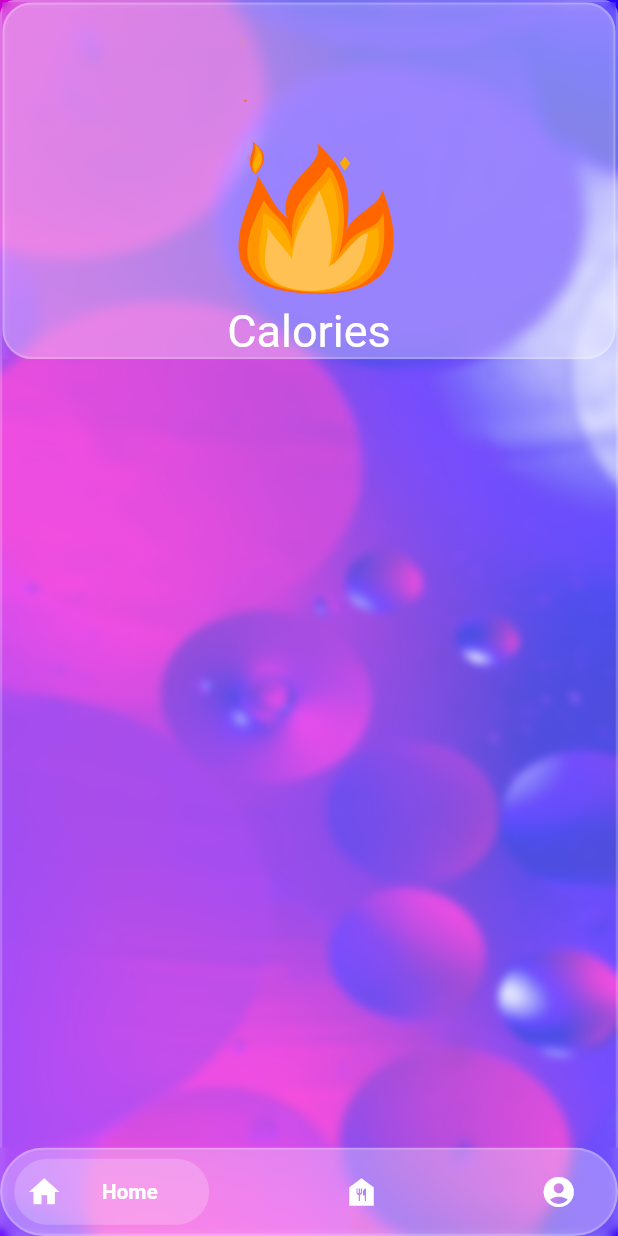
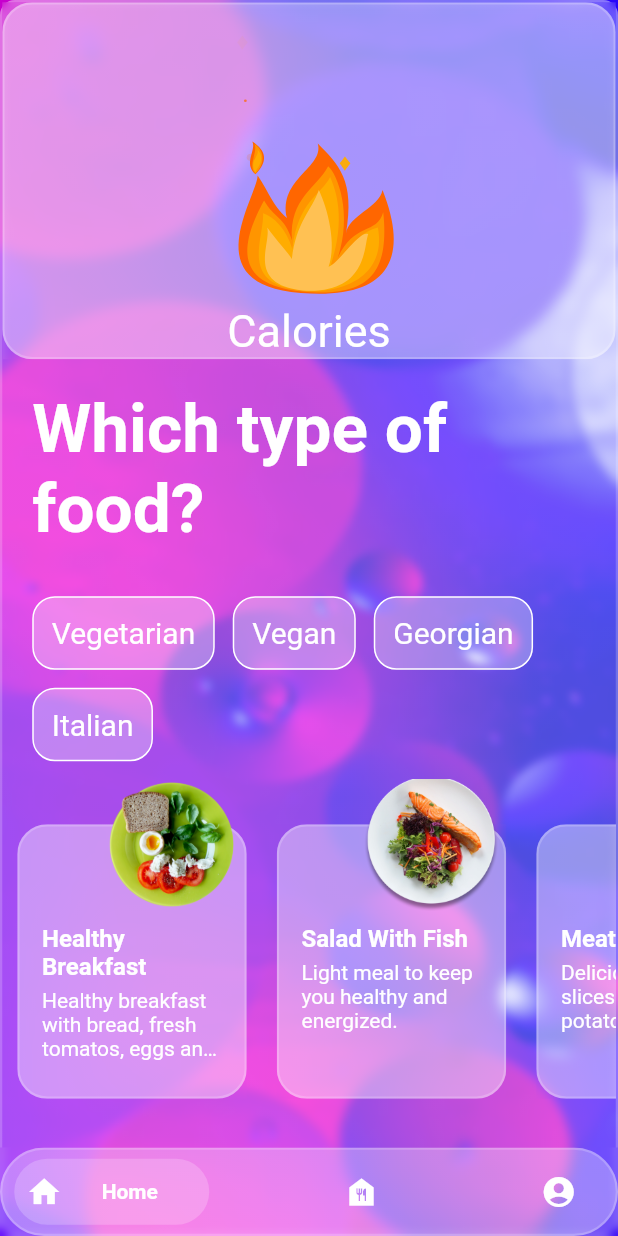
Before and after one commit to Xsidelight/glassmorphism_flutter, a Flutter app: the screen it shows after launch, swiped to page 2, on a phone screen of 412 x 824 dp. Run offline on Flutter 3.47's test engine with Material 2 defaults, Android fonts, the phone set to English and light mode, and no system bars; drawn by our look-alikes of bottom_navy_bar; our stand-ins replace lottie.

Commit message:
Created list with MealScreenListItem, adjustments for the glasscontainer, dummy data created

```diff
--- /dev/null
+++ b/lib/data/meal_list.dart
@@ -0,0 +1,25 @@
+import 'models/meal.dart';
+
+final mealList = <Meal>[
+  Meal(
+    title: 'Healthy Breakfast',
+    description:
+        'Healthy breakfast with bread, fresh tomatos, eggs and cheese.',
+    imageUrl: 'assets/images/food_plate_breakfast.png',
+  ),
+  Meal(
+    title: 'Salad With Fish',
+    description: 'Light meal to keep you healthy and energized.',
+    imageUrl: 'assets/images/food_plate_salad_fish.png',
+  ),
+  Meal(
+    title: 'Meat Plate',
+    description: 'Delicious meat slices and potatoes cooked with spicies.',
+    imageUrl: 'assets/images/food_plate_meat.png',
+  ),
+  Meal(
+    title: 'Fresh Salmon',
+    description: 'Delicious healthy dish, with fresh fish in lemon juice.',
+    imageUrl: 'assets/images/food_plate_fish.png',
+  ),
+];
--- /dev/null
+++ b/lib/data/models/meal.dart
@@ -0,0 +1,11 @@
+class Meal {
+  final String title;
+  final String description;
+  final String imageUrl;
+
+  Meal({
+    required this.title,
+    required this.description,
+    required this.imageUrl,
+  });
+}
--- a/lib/ui/screens/food_screen.dart
+++ /dev/null
@@ -1,31 +0,0 @@
-import 'package:flutter/material.dart';
-import 'package:glassmorphism_flutter/ui/widgets/glass.dart';
-import 'package:glassmorphism_flutter/ui/widgets/glass_container.dart';
-import 'package:lottie/lottie.dart';
-
-class FoodScreen extends StatelessWidget {
-  const FoodScreen({Key? key}) : super(key: key);
-
-  @override
-  Widget build(BuildContext context) {
-    return Column(
-      children: [
-        GlassContainer(
-          child: SizedBox(
-            width: double.infinity,
-            child: Column(
-              children: [
-                Lottie.asset('assets/lottie_animations/86034-fire-flame.json',
-                    height: 200),
-                const Text(
-                  'Calories',
-                  style: TextStyle(fontSize: 30),
-                ),
-              ],
-            ),
-          ),
-        ),
-      ],
-    );
-  }
-}
--- a/lib/ui/screens/home_screen.dart
+++ b/lib/ui/screens/home_screen.dart
@@ -1,6 +1,6 @@
 import 'package:bottom_navy_bar/bottom_navy_bar.dart';
 import 'package:flutter/material.dart';
-import 'package:glassmorphism_flutter/ui/screens/food_screen.dart';
+import 'package:glassmorphism_flutter/ui/screens/meal_screen.dart';
 import 'package:glassmorphism_flutter/ui/screens/profile_screen.dart';
 import 'package:glassmorphism_flutter/ui/widgets/background_image.dart';
 import 'package:glassmorphism_flutter/ui/widgets/glass.dart';
@@ -16,7 +16,7 @@ class HomeScreen extends StatefulWidget {
 class _HomeScreenState extends State<HomeScreen> with TickerProviderStateMixin {
   final _bottomNavPages = const <Widget>[
     HomeScreenBody(),
-    FoodScreen(),
+    MealScreen(),
     ProfileScreen(),
   ];
 
@@ -86,7 +86,7 @@ class _HomeScreenState extends State<HomeScreen> with TickerProviderStateMixin {
             ),
             BottomNavyBarItem(
               icon: const Icon(Icons.food_bank),
-              title: const Text('Food'),
+              title: const Text('Meal'),
               activeColor: Colors.white,
               textAlign: TextAlign.center,
             ),
--- /dev/null
+++ b/lib/ui/screens/meal_screen.dart
@@ -0,0 +1,80 @@
+import 'package:flutter/material.dart';
+import 'package:glassmorphism_flutter/data/meal_list.dart';
+import 'package:glassmorphism_flutter/ui/widgets/categories_button.dart';
+import 'package:glassmorphism_flutter/ui/widgets/food_screen_list_item.dart';
+import 'package:glassmorphism_flutter/ui/widgets/glass_container.dart';
+import 'package:lottie/lottie.dart';
+
+class MealScreen extends StatelessWidget {
+  const MealScreen({Key? key}) : super(key: key);
+
+  @override
+  Widget build(BuildContext context) {
+    return Column(
+      mainAxisSize: MainAxisSize.min,
+      crossAxisAlignment: CrossAxisAlignment.start,
+      children: [
+        GlassContainer(
+          child: SizedBox(
+            width: double.infinity,
+            child: Column(
+              children: [
+                Lottie.asset('assets/lottie_animations/86034-fire-flame.json',
+                    height: 200),
+                const Text(
+                  'Calories',
+                  style: TextStyle(fontSize: 30),
+                ),
+              ],
+            ),
+          ),
+        ),
+        const Padding(
+          padding: EdgeInsets.all(20.0),
+          child: Text(
+            'Which type of food?',
+            style: TextStyle(
+              fontSize: 45,
+              fontWeight: FontWeight.bold,
+            ),
+          ),
+        ),
+        Padding(
+          padding: const EdgeInsets.symmetric(horizontal: 20.0, vertical: 12),
+          child: Wrap(
+            spacing: 12,
+            runSpacing: 12,
+            children: [
+              CategoriesButton(
+                label: 'Vegetarian',
+              ),
+              CategoriesButton(
+                label: 'Vegan',
+              ),
+              CategoriesButton(
+                label: 'Georgian',
+              ),
+              CategoriesButton(
+                label: 'Italian',
+              ),
+            ],
+          ),
+        ),
+        Flexible(
+          child: ListView(
+            shrinkWrap: true,
+            scrollDirection: Axis.horizontal,
+            children: mealList
+                .map(
+                  (e) => FoodScreenListItem(
+                      title: e.title,
+                      description: e.description,
+                      imageUrl: e.imageUrl),
+                )
+                .toList(),
+          ),
+        ),
+      ],
+    );
+  }
+}
--- /dev/null
+++ b/lib/ui/widgets/categories_button.dart
@@ -0,0 +1,42 @@
+import 'package:flutter/material.dart';
+
+class CategoriesButton extends StatefulWidget {
+  CategoriesButton({
+    Key? key,
+    required this.label,
+  }) : super(key: key);
+
+  final String label;
+
+  @override
+  State<CategoriesButton> createState() => _CategoriesButtonState();
+}
+
+class _CategoriesButtonState extends State<CategoriesButton> {
+  bool _isPressed = false;
+
+  @override
+  Widget build(BuildContext context) {
+    return GestureDetector(
+      onTap: () => setState(() {
+        _isPressed = !_isPressed;
+      }),
+      child: Container(
+        padding: const EdgeInsets.all(12),
+        decoration: BoxDecoration(
+          border: Border.all(color: Colors.white),
+          borderRadius: BorderRadius.circular(15),
+          color: _isPressed
+              ? Colors.white.withOpacity(0.5)
+              : Colors.white.withOpacity(0.3),
+        ),
+        child: Text(
+          widget.label,
+          style: const TextStyle(
+            fontSize: 20,
+          ),
+        ),
+      ),
+    );
+  }
+}
--- /dev/null
+++ b/lib/ui/widgets/food_screen_list_item.dart
@@ -0,0 +1,77 @@
+import 'package:flutter/material.dart';
+
+import 'glass_container.dart';
+
+class FoodScreenListItem extends StatelessWidget {
+  const FoodScreenListItem({
+    Key? key,
+    required this.title,
+    required this.description,
+    required this.imageUrl,
+  }) : super(key: key);
+
+  final String title;
+  final String description;
+  final String imageUrl;
+
+  @override
+  Widget build(BuildContext context) {
+    return SizedBox(
+      height: 250,
+      child: Stack(
+        children: [
+          Padding(
+            padding: const EdgeInsets.symmetric(
+              vertical: 30.0,
+              horizontal: 10,
+            ),
+            child: GlassContainer(
+              child: Container(
+                padding: const EdgeInsets.only(
+                    left: 15, right: 15, top: 15, bottom: 2),
+                height: 180,
+                width: 150,
+                child: Column(
+                  crossAxisAlignment: CrossAxisAlignment.start,
+                  mainAxisSize: MainAxisSize.min,
+                  children: [
+                    const SizedBox(
+                      height: 50,
+                    ),
+                    Text(
+                      title,
+                      style: const TextStyle(
+                        fontWeight: FontWeight.bold,
+                        fontSize: 16,
+                      ),
+                    ),
+                    const SizedBox(
+                      height: 5,
+                    ),
+                    Text(
+                      description,
+                      maxLines: 3,
+                      overflow: TextOverflow.ellipsis,
+                    )
+                  ],
+                ),
+              ),
+            ),
+          ),
+          Positioned(
+            top: -2,
+            right: 15,
+            child: CircleAvatar(
+              backgroundColor: Colors.transparent,
+              child: Image.asset(
+                imageUrl,
+                scale: .6,
+              ),
+              radius: 45,
+            ),
+          ),
+        ],
+      ),
+    );
+  }
+}
--- a/lib/ui/widgets/glass_container.dart
+++ b/lib/ui/widgets/glass_container.dart
@@ -13,8 +13,8 @@ class GlassContainer extends StatelessWidget {
   @override
   Widget build(BuildContext context) {
     return GlassMorphism(
-      start: .3,
-      end: .3,
+      start: .4,
+      end: .4,
       borderRadius: 20,
       child: child,
     );
```
Also changed, not shown: assets/images/food_plate_breakfast.png (added), assets/images/food_plate_fish.png (added), assets/images/food_plate_meat.png (added), assets/images/food_plate_salad_fish.png (added).
